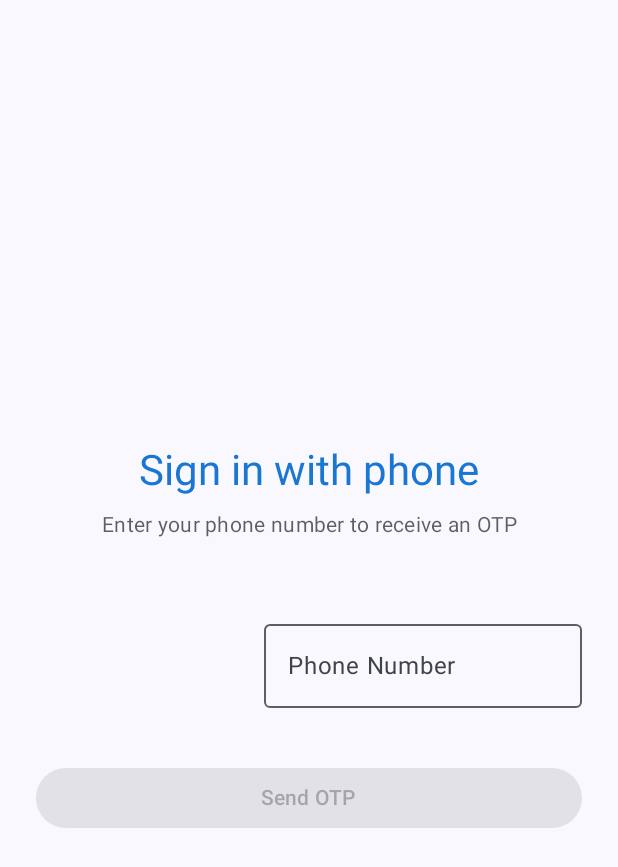
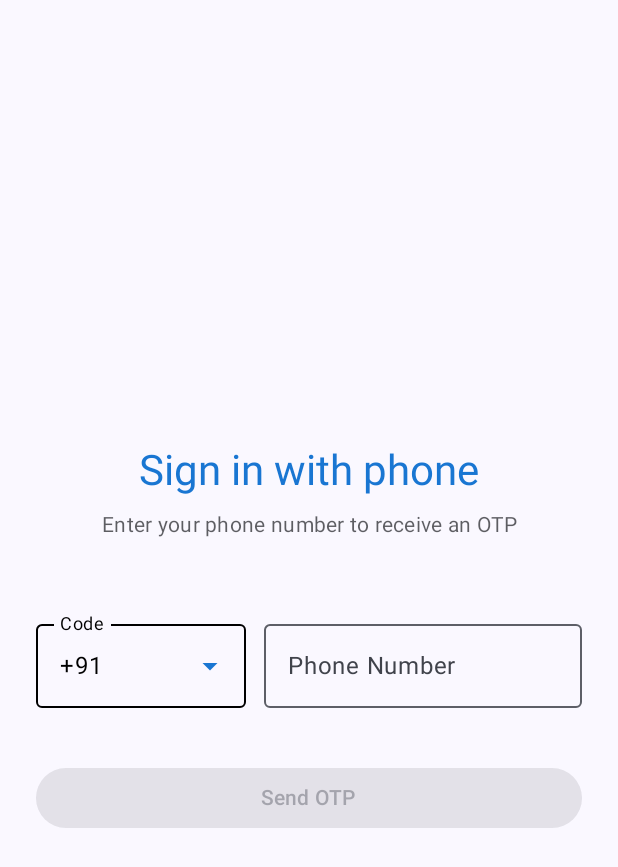
Before and after one commit to itslokesh/ReportViolation, an Android app built with Jetpack Compose: the screen it shows after launch (MainActivity), on a phone screen of 412 x 824 dp. Shown: the top 867 px of the screen. Run offline under Robolectric (Android 15) with nearby library versions, the phone set to English and light mode, and no system bars; our stand-ins replace Room's generated code; 3 statements that could not run were skipped.

Commit message:
Fixed country code picker

```diff
--- a/app/src/main/java/com/example/reportviolation/ui/components/CountryPickerDialog.kt
+++ b/app/src/main/java/com/example/reportviolation/ui/components/CountryPickerDialog.kt
@@ -61,7 +61,7 @@ fun CountryPickerDialog(
                     modifier = Modifier.heightIn(max = 400.dp),
                     verticalArrangement = Arrangement.spacedBy(1.dp)
                 ) {
-                    items(filteredCountries) { country ->
+                    items(filteredCountries, key = { it.code }) { country ->
                         CountryItem(
                             country = country,
                             onClick = {
--- a/app/src/main/java/com/example/reportviolation/ui/screens/auth/LoginScreen.kt
+++ b/app/src/main/java/com/example/reportviolation/ui/screens/auth/LoginScreen.kt
@@ -20,12 +20,17 @@ import com.example.reportviolation.ui.navigation.Screen
 import kotlinx.coroutines.launch
 import com.example.reportviolation.ui.screens.auth.OtpNetworkBridge
 import com.example.reportviolation.ui.theme.DarkBlue
+import com.example.reportviolation.domain.service.CountryService
 
 @Composable
 fun LoginScreen(navController: NavController) {
     var isLoading by remember { mutableStateOf(false) }
     var phoneNumber by remember { mutableStateOf("") }
     var countryCode by remember { mutableStateOf("91") }
+    var phoneError by remember { mutableStateOf<String?>(null) }
+    val expectedLength by remember(countryCode) {
+        mutableStateOf(CountryService.getCountryByDialCode(countryCode)?.phoneNumberLength ?: 10)
+    }
     var showCountryPicker by remember { mutableStateOf(false) }
     val scope = rememberCoroutineScope()
 
@@ -58,11 +63,12 @@ fun LoginScreen(navController: NavController) {
 
         // Country code selector matching Create Account CX
         Row(modifier = Modifier.fillMaxWidth(), verticalAlignment = Alignment.CenterVertically) {
-            Box(modifier = Modifier.width(140.dp)) {
             OutlinedTextField(
                 value = "+$countryCode",
                 onValueChange = {},
-                    modifier = Modifier.matchParentSize(),
+                modifier = Modifier
+                    .width(140.dp)
+                    .clickable { showCountryPicker = true },
                 label = { Text("Code", color = Color.Black) },
                 trailingIcon = {
                     IconButton(onClick = { showCountryPicker = true }) {
@@ -83,21 +89,20 @@ fun LoginScreen(navController: NavController) {
                     disabledLabelColor = Color.Black
                 )
             )
-                // Ensure the entire field opens the picker on tap
-                Box(
-                    modifier = Modifier
-                        .matchParentSize()
-                        .clickable { showCountryPicker = true }
-                )
-            }
             Spacer(Modifier.width(12.dp))
             OutlinedTextField(
                 value = phoneNumber,
-                onValueChange = { phoneNumber = it.filter { ch -> ch.isDigit() }.take(15) },
+                onValueChange = { raw ->
+                    val filtered = raw.filter { ch -> ch.isDigit() }.take(expectedLength)
+                    phoneNumber = filtered
+                    phoneError = if (filtered.length < expectedLength) "Enter a valid phone number" else null
+                },
                 label = { Text("Phone Number") },
                 modifier = Modifier.weight(1f),
                 singleLine = true,
-                keyboardOptions = KeyboardOptions(keyboardType = KeyboardType.Phone)
+                keyboardOptions = KeyboardOptions(keyboardType = KeyboardType.Phone),
+                isError = phoneError != null,
+                placeholder = { Text("${expectedLength} digits") }
             )
         }
         if (showCountryPicker) {
@@ -105,8 +110,20 @@ fun LoginScreen(navController: NavController) {
                 onDismiss = { showCountryPicker = false },
                 onCountrySelected = { country ->
                     countryCode = country.dialCode
+                    // Enforce max length for new country selection
+                    phoneNumber = phoneNumber.take(country.phoneNumberLength)
+                    phoneError = if (phoneNumber.length < country.phoneNumberLength) "Enter a valid phone number" else null
                     showCountryPicker = false
                 }
+            )
+        }
+
+        if (phoneError != null) {
+            Spacer(modifier = Modifier.height(6.dp))
+            Text(
+                text = phoneError ?: "",
+                color = MaterialTheme.colorScheme.error,
+                style = MaterialTheme.typography.bodySmall,
             )
         }
 
@@ -128,7 +145,7 @@ fun LoginScreen(navController: NavController) {
                 }
             },
             modifier = Modifier.fillMaxWidth(),
-            enabled = !isLoading && phoneNumber.isNotBlank(),
+            enabled = !isLoading && phoneNumber.length == expectedLength,
             colors = ButtonDefaults.buttonColors(
                 containerColor = DarkBlue,
                 contentColor = MaterialTheme.colorScheme.onPrimary
```
Lines whose indentation alone changed are shown as unchanged.
